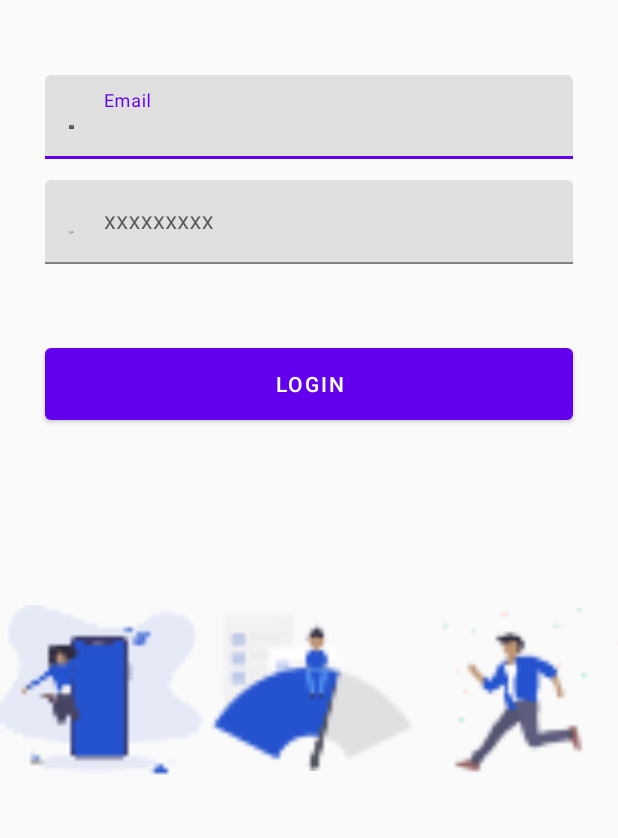
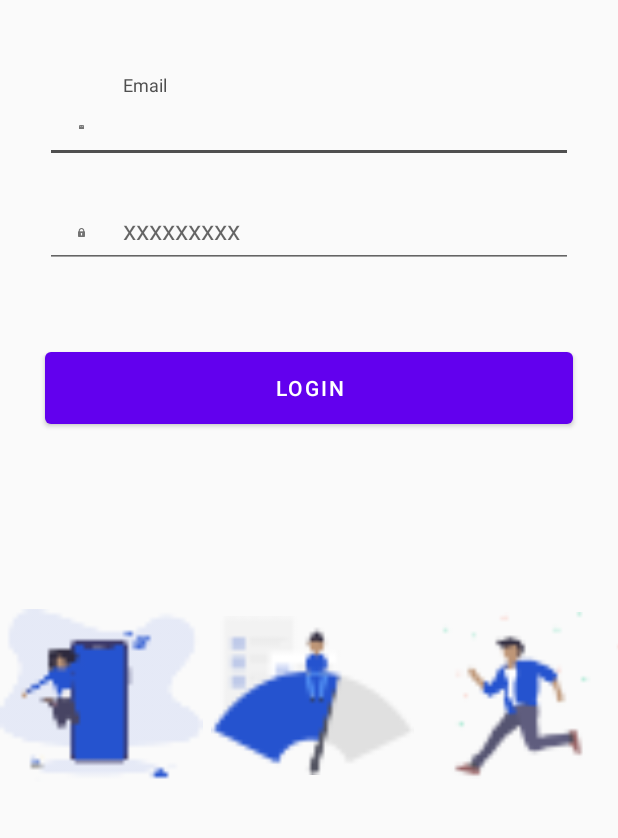
Before and after one commit to sobuur0/Super-Agent, an Android app: the LoginActivty screen opened directly, with no data from a screen before it, on a phone screen of 412 x 824 dp, the part 288-1126 px from its top. Run offline under Robolectric (Android 15) with nearby library versions, the phone set to English and light mode, and no system bars.

Commit message:
finished login Ui

```diff
--- a/app/src/main/res/layout/activity_login_activty.xml
+++ b/app/src/main/res/layout/activity_login_activty.xml
@@ -83,12 +83,14 @@
 
             <com.google.android.material.textfield.TextInputLayout
                 android:id="@+id/edtText_email"
-                style="@style/Edit_txt_styles"
+                style="@style/Widget.Design.TextInputLayout"
                 android:layout_width="0dp"
                 android:layout_height="60dp"
                 android:layout_marginLeft="30dp"
                 android:layout_marginTop="50dp"
                 android:layout_marginRight="30dp"
+                app:boxBackgroundColor="#4F4F4F"
+                app:startIconDrawable="@drawable/email_icon"
                 app:layout_constraintEnd_toEndOf="parent"
                 app:layout_constraintStart_toStartOf="parent"
                 app:layout_constraintTop_toBottomOf="@id/super_agent_txt">
@@ -96,22 +98,23 @@
                 <com.google.android.material.textfield.TextInputEditText
                     android:layout_width="match_parent"
                     android:layout_height="wrap_content"
-                    android:drawableLeft="@drawable/email_icon"
-                    android:drawablePadding="20dp"
                     android:gravity="start"
                     android:hint="Email"
+                    android:textColorHint="#4F4F4F"
                     app:layout_constraintEnd_toEndOf="parent"
                     app:layout_constraintStart_toStartOf="parent" />
             </com.google.android.material.textfield.TextInputLayout>
 
             <com.google.android.material.textfield.TextInputLayout
                 android:id="@+id/edtText_pswd"
-                style="@style/Edit_txt_styles"
+                style="@style/Widget.Design.TextInputLayout"
                 android:layout_width="0dp"
                 android:layout_height="wrap_content"
                 android:layout_marginLeft="30dp"
                 android:layout_marginTop="10dp"
                 android:layout_marginRight="30dp"
+                app:boxBackgroundColor="#4F4F4F"
+                app:startIconDrawable="@drawable/pwd_icon"
                 app:layout_constraintEnd_toEndOf="parent"
                 app:layout_constraintStart_toStartOf="parent"
                 app:layout_constraintTop_toBottomOf="@id/edtText_email">
@@ -119,9 +122,8 @@
                 <com.google.android.material.textfield.TextInputEditText
                     android:layout_width="match_parent"
                     android:layout_height="wrap_content"
-                    android:drawableLeft="@drawable/set_password_icon"
-                    android:drawablePadding="20dp"
-                    android:hint="xxxxxxxxx" />
+                    android:hint="xxxxxxxxx"
+                    android:textColorHint="#4F4F4F"/>
             </com.google.android.material.textfield.TextInputLayout>
 
             <com.google.android.material.button.MaterialButton
--- a/app/src/main/res/values/colors.xml
+++ b/app/src/main/res/values/colors.xml
@@ -2,5 +2,5 @@
 <resources>
     <color name="colorPrimary">#6200EE</color>
     <color name="colorPrimaryDark">#3700B3</color>
-    <color name="colorAccent">#03DAC5</color>
+    <color name="colorAccent">#4F4F4F</color>
 </resources>
```
Also changed, not shown: app/src/main/pswd-playstore.png (added).
